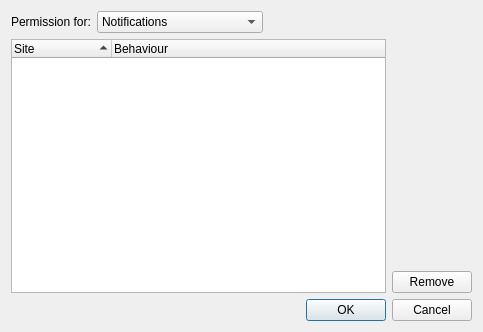
The window that src/lib/tools/html5permissions/html5permissionsdialog.ui (tenrok/kclient3) describes before a commit, drawn with Qt 5.
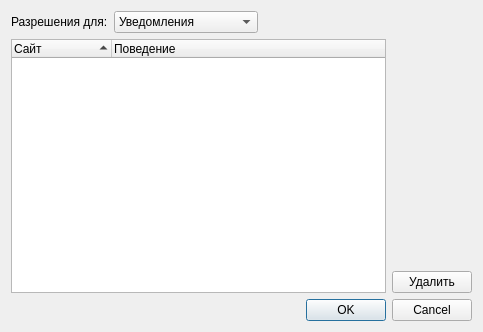
The same window after the commit.

What changed in the file:
```diff
--- a/src/lib/tools/html5permissions/html5permissionsdialog.ui
+++ b/src/lib/tools/html5permissions/html5permissionsdialog.ui
@@ -32,7 +32,7 @@
      <item>
       <widget class="QPushButton" name="remove">
        <property name="text">
-        <string>Remove</string>
+        <string>Удалить</string>
        </property>
       </widget>
      </item>
@@ -61,12 +61,12 @@
      </property>
      <column>
       <property name="text">
-       <string>Site</string>
+       <string>Сайт</string>
       </property>
      </column>
      <column>
       <property name="text">
-       <string>Behaviour</string>
+       <string>Поведение</string>
       </property>
      </column>
     </widget>
@@ -76,7 +76,7 @@
      <item>
       <widget class="QLabel" name="label">
        <property name="text">
-        <string>Permission for:</string>
+        <string>Разрешения для:</string>
        </property>
       </widget>
      </item>
@@ -84,32 +84,32 @@
       <widget class="QComboBox" name="feature">
        <item>
         <property name="text">
-         <string>Notifications</string>
+         <string>Уведомления</string>
         </property>
        </item>
        <item>
         <property name="text">
-         <string>Geolocation</string>
+         <string>Геолокация</string>
         </property>
        </item>
        <item>
         <property name="text">
-         <string>Microphone</string>
+         <string>Микрофон</string>
         </property>
        </item>
        <item>
         <property name="text">
-         <string>Camera</string>
+         <string>Камера</string>
         </property>
        </item>
        <item>
         <property name="text">
-         <string>Microphone and Camera</string>
+         <string>Микрофон и камера</string>
         </property>
        </item>
        <item>
         <property name="text">
-         <string>Hide Pointer</string>
+         <string>Скрытие указателя</string>
         </property>
        </item>
       </widget>
```
